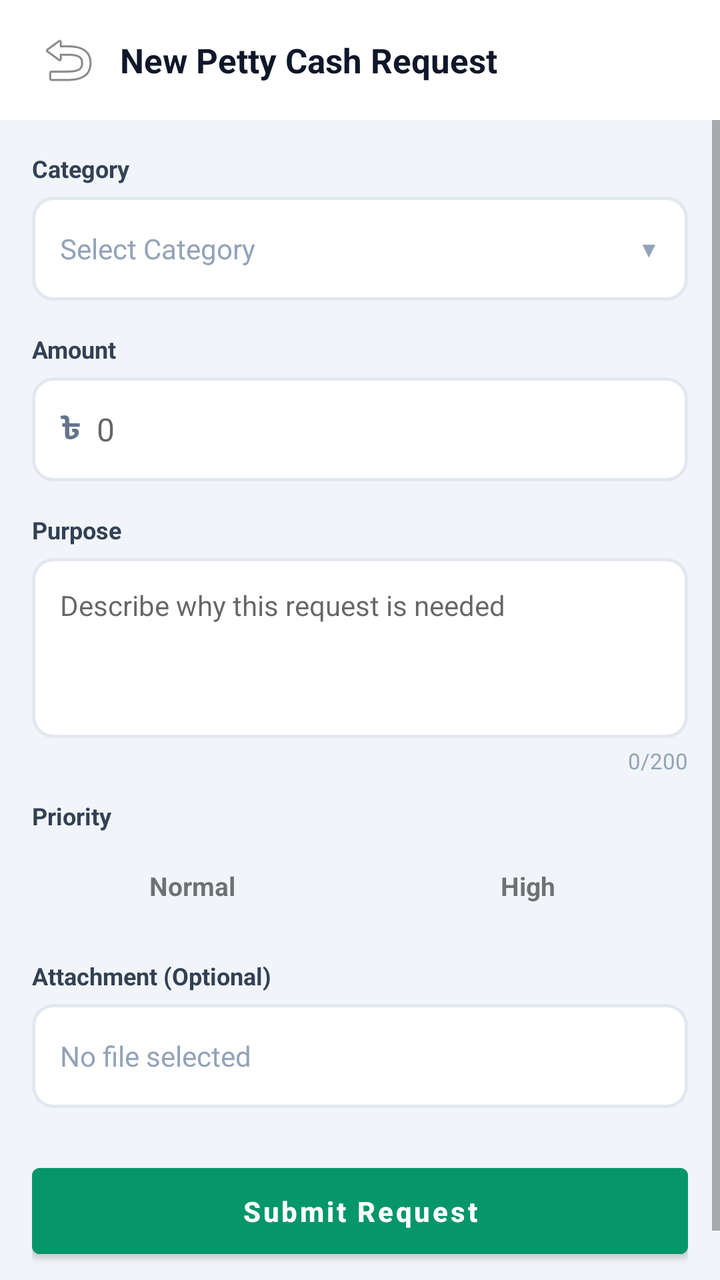
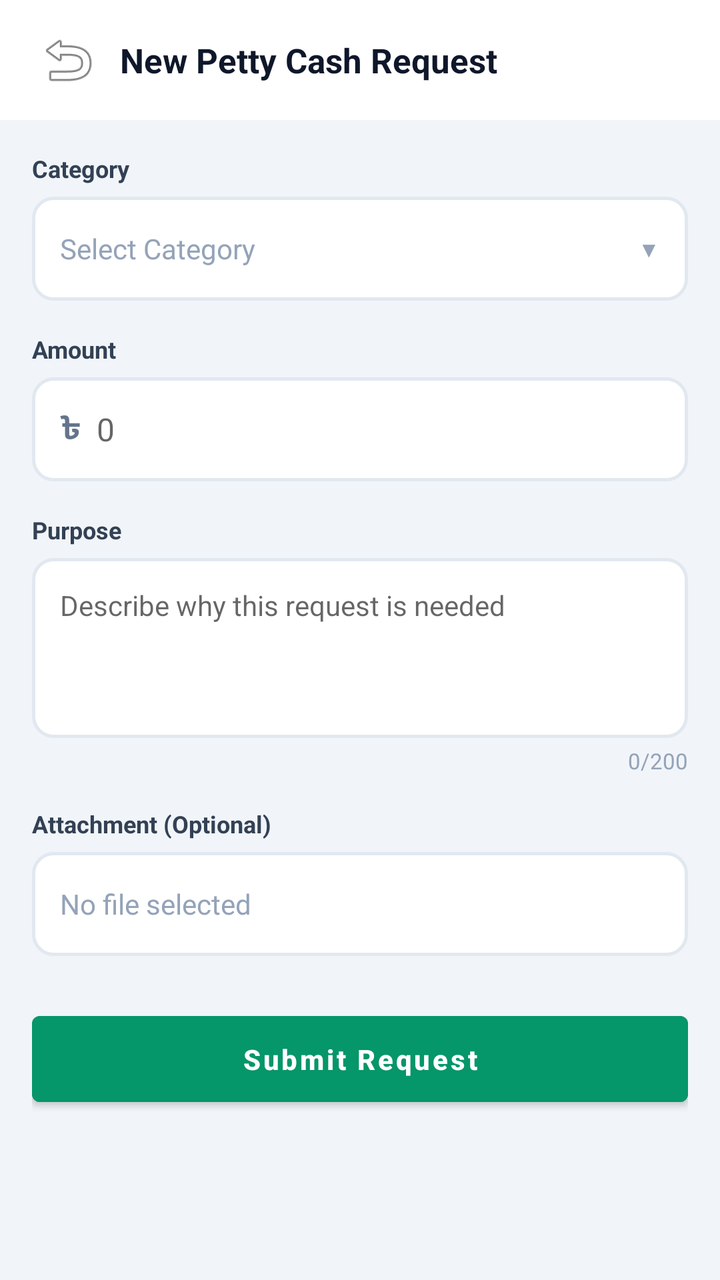

Before-and-after screenshots of an Android layout around one commit, followed by the original layout XML and the change that was made.
<!-- AndroidManifest.xml: application theme Theme.DataBridge -->
<!-- res/layout/fragment_petty_cash_request_create.xml -->
<?xml version="1.0" encoding="utf-8"?>
<FrameLayout
    xmlns:android="http://schemas.android.com/apk/res/android"
    xmlns:app="http://schemas.android.com/apk/res-auto"
    android:layout_width="match_parent"
    android:layout_height="match_parent"
    android:background="#F1F5F9">

    <LinearLayout
        android:layout_width="match_parent"
        android:layout_height="match_parent"
        android:orientation="vertical">

        
        <LinearLayout
            android:layout_width="match_parent"
            android:layout_height="wrap_content"
            android:orientation="horizontal"
            android:gravity="center_vertical"
            android:paddingHorizontal="16dp"
            android:paddingVertical="12dp"
            android:background="#FFFFFF">

            <ImageButton
                android:id="@+id/btnPcRequestCreateBack"
                android:layout_width="36dp"
                android:layout_height="36dp"
                android:src="@android:drawable/ic_menu_revert"
                android:background="?attr/selectableItemBackgroundBorderless"
                android:contentDescription="Back" />

            <TextView
                android:layout_width="0dp"
                android:layout_weight="1"
                android:layout_height="wrap_content"
                android:text="New Petty Cash Request"
                android:textSize="17sp"
                android:textStyle="bold"
                android:textColor="#0F172A"
                android:layout_marginStart="8dp" />
        </LinearLayout>

        <ScrollView
            android:layout_width="match_parent"
            android:layout_height="0dp"
            android:layout_weight="1"
            android:fillViewport="true"
            android:clipToPadding="false"
            android:paddingBottom="16dp">

            <LinearLayout
                android:layout_width="match_parent"
                android:layout_height="wrap_content"
                android:orientation="vertical"
                android:padding="16dp">

                
                <TextView
                    android:layout_width="wrap_content"
                    android:layout_height="wrap_content"
                    android:text="Category"
                    android:textSize="12sp"
                    android:textStyle="bold"
                    android:textColor="#334155" />

                <LinearLayout
                    android:id="@+id/layoutPcRequestCategory"
                    android:layout_width="match_parent"
                    android:layout_height="52dp"
                    android:orientation="horizontal"
                    android:gravity="center_vertical"
                    android:layout_marginTop="6dp"
                    android:background="@drawable/bg_pc_input"
                    android:paddingHorizontal="14dp"
                    android:clickable="true"
                    android:focusable="true">

                    <TextView
                        android:id="@+id/tvPcRequestCategorySelected"
                        android:layout_width="0dp"
                        android:layout_weight="1"
                        android:layout_height="wrap_content"
                        android:text="Select Category"
                        android:textSize="14sp"
                        android:textColor="#94A3B8" />

                    <TextView
                        android:layout_width="wrap_content"
                        android:layout_height="wrap_content"
                        android:text="\u25BC"
                        android:textSize="11sp"
                        android:textColor="#94A3B8" />
                </LinearLayout>

                
                <TextView
                    android:layout_width="wrap_content"
                    android:layout_height="wrap_content"
                    android:text="Amount"
                    android:textSize="12sp"
                    android:textStyle="bold"
                    android:textColor="#334155"
                    android:layout_marginTop="16dp" />

                <LinearLayout
                    android:layout_width="match_parent"
                    android:layout_height="wrap_content"
                    android:orientation="horizontal"
                    android:gravity="center_vertical"
                    android:layout_marginTop="6dp"
                    android:background="@drawable/bg_pc_input"
                    android:paddingHorizontal="14dp">

                    <TextView
                        android:layout_width="wrap_content"
                        android:layout_height="wrap_content"
                        android:text="\u09F3"
                        android:textSize="16sp"
                        android:textStyle="bold"
                        android:textColor="#64748B" />

                    <EditText
                        android:id="@+id/etPcRequestAmount"
                        android:layout_width="0dp"
                        android:layout_weight="1"
                        android:layout_height="52dp"
                        android:background="@android:color/transparent"
                        android:inputType="numberDecimal"
                        android:hint="0"
                        android:textSize="16sp"
                        android:textColor="#0F172A"
                        android:paddingStart="8dp"
                        android:maxLines="1" />
                </LinearLayout>

                
                <TextView
                    android:layout_width="wrap_content"
                    android:layout_height="wrap_content"
                    android:text="Purpose"
                    android:textSize="12sp"
                    android:textStyle="bold"
                    android:textColor="#334155"
                    android:layout_marginTop="16dp" />

                <EditText
                    android:id="@+id/etPcRequestPurpose"
                    android:layout_width="match_parent"
                    android:layout_height="90dp"
                    android:layout_marginTop="6dp"
                    android:background="@drawable/bg_pc_input"
                    android:hint="Describe why this request is needed"
                    android:textSize="14sp"
                    android:textColor="#0F172A"
                    android:padding="14dp"
                    android:gravity="top"
                    android:maxLength="200"
                    android:inputType="textMultiLine" />

                <TextView
                    android:id="@+id/tvPcRequestPurposeCount"
                    android:layout_width="wrap_content"
                    android:layout_height="wrap_content"
                    android:layout_gravity="end"
                    android:layout_marginTop="4dp"
                    android:text="0/200"
                    android:textSize="11sp"
                    android:textColor="#94A3B8" />

                
                <TextView
                    android:layout_width="wrap_content"
                    android:layout_height="wrap_content"
                    android:text="Priority"
                    android:textSize="12sp"
                    android:textStyle="bold"
                    android:textColor="#334155"
                    android:layout_marginTop="12dp" />

                <LinearLayout
                    android:layout_width="match_parent"
                    android:layout_height="wrap_content"
                    android:orientation="horizontal"
                    android:layout_marginTop="6dp">

                    <TextView
                        android:id="@+id/tvPcRequestPriorityNormal"
                        android:layout_width="0dp"
                        android:layout_weight="1"
                        android:layout_height="wrap_content"
                        android:text="Normal"
                        android:textSize="13sp"
                        android:textStyle="bold"
                        android:gravity="center"
                        android:padding="12dp"
                        android:clickable="true"
                        android:focusable="true" />

                    <View android:layout_width="8dp" android:layout_height="1dp" />

                    <TextView
                        android:id="@+id/tvPcRequestPriorityHigh"
                        android:layout_width="0dp"
                        android:layout_weight="1"
                        android:layout_height="wrap_content"
                        android:text="High"
                        android:textSize="13sp"
                        android:textStyle="bold"
                        android:gravity="center"
                        android:padding="12dp"
                        android:clickable="true"
                        android:focusable="true" />
                </LinearLayout>

                
                <TextView
                    android:layout_width="wrap_content"
                    android:layout_height="wrap_content"
                    android:text="Attachment (Optional)"
                    android:textSize="12sp"
                    android:textStyle="bold"
                    android:textColor="#334155"
                    android:layout_marginTop="16dp" />

                <LinearLayout
                    android:id="@+id/layoutPcRequestAttachment"
                    android:layout_width="match_parent"
                    android:layout_height="52dp"
                    android:orientation="horizontal"
                    android:gravity="center_vertical"
                    android:layout_marginTop="6dp"
                    android:background="@drawable/bg_pc_input"
                    android:paddingHorizontal="14dp"
                    android:clickable="true"
                    android:focusable="true">

                    <TextView
                        android:id="@+id/tvPcRequestAttachmentName"
                        android:layout_width="0dp"
                        android:layout_weight="1"
                        android:layout_height="wrap_content"
                        android:text="No file selected"
                        android:textSize="14sp"
                        android:textColor="#94A3B8" />

                    <TextView
                        android:layout_width="wrap_content"
                        android:layout_height="wrap_content"
                        android:text="\uD83D\uDCCE"
                        android:textSize="16sp" />
                </LinearLayout>

                
                <Button
                    android:id="@+id/btnPcRequestSubmit"
                    android:layout_width="match_parent"
                    android:layout_height="wrap_content"
                    android:layout_marginTop="24dp"
                    android:text="Submit Request"
                    android:textAllCaps="false"
                    android:textStyle="bold"
                    android:textColor="#FFFFFF"
                    android:backgroundTint="#059669"
                    android:paddingVertical="12dp" />

            </LinearLayout>
        </ScrollView>
    </LinearLayout>
</FrameLayout>
<!-- resources referenced by this layout -->
<resources>
  <!-- drawable bg_pc_input (drawable) -->
  <?xml version="1.0" encoding="utf-8"?>
  <shape xmlns:android="http://schemas.android.com/apk/res/android"
      android:shape="rectangle">
      <solid android:color="#FFFFFF" />
      <stroke android:width="1.5dp" android:color="#E2E8F0" />
      <corners android:radius="10dp" />
  </shape>
  <style name="Theme.DataBridge" parent="Theme.MaterialComponents.DayNight.NoActionBar">
      <item name="colorPrimary">#00d4ff</item>
      <item name="colorPrimaryVariant">#16213e</item>
      <item name="colorOnPrimary">#ffffff</item>
      <item name="colorSecondary">#00d4ff</item>
      <item name="android:statusBarColor">#1a1a2e</item>
  </style>
</resources>

<!-- the commit's change to res/layout/fragment_petty_cash_request_create.xml (unified diff, before → after) -->
@@ -171,51 +171,6 @@
                 <TextView
                     android:layout_width="wrap_content"
                     android:layout_height="wrap_content"
-                    android:text="Priority"
-                    android:textSize="12sp"
-                    android:textStyle="bold"
-                    android:textColor="#334155"
-                    android:layout_marginTop="12dp" />
-
-                <LinearLayout
-                    android:layout_width="match_parent"
-                    android:layout_height="wrap_content"
-                    android:orientation="horizontal"
-                    android:layout_marginTop="6dp">
-
-                    <TextView
-                        android:id="@+id/tvPcRequestPriorityNormal"
-                        android:layout_width="0dp"
-                        android:layout_weight="1"
-                        android:layout_height="wrap_content"
-                        android:text="Normal"
-                        android:textSize="13sp"
-                        android:textStyle="bold"
-                        android:gravity="center"
-                        android:padding="12dp"
-                        android:clickable="true"
-                        android:focusable="true" />
-
-                    <View android:layout_width="8dp" android:layout_height="1dp" />
-
-                    <TextView
-                        android:id="@+id/tvPcRequestPriorityHigh"
-                        android:layout_width="0dp"
-                        android:layout_weight="1"
-                        android:layout_height="wrap_content"
-                        android:text="High"
-                        android:textSize="13sp"
-                        android:textStyle="bold"
-                        android:gravity="center"
-                        android:padding="12dp"
-                        android:clickable="true"
-                        android:focusable="true" />
-                </LinearLayout>
-
-                
-                <TextView
-                    android:layout_width="wrap_content"
-                    android:layout_height="wrap_content"
                     android:text="Attachment (Optional)"
                     android:textSize="12sp"
                     android:textStyle="bold"
